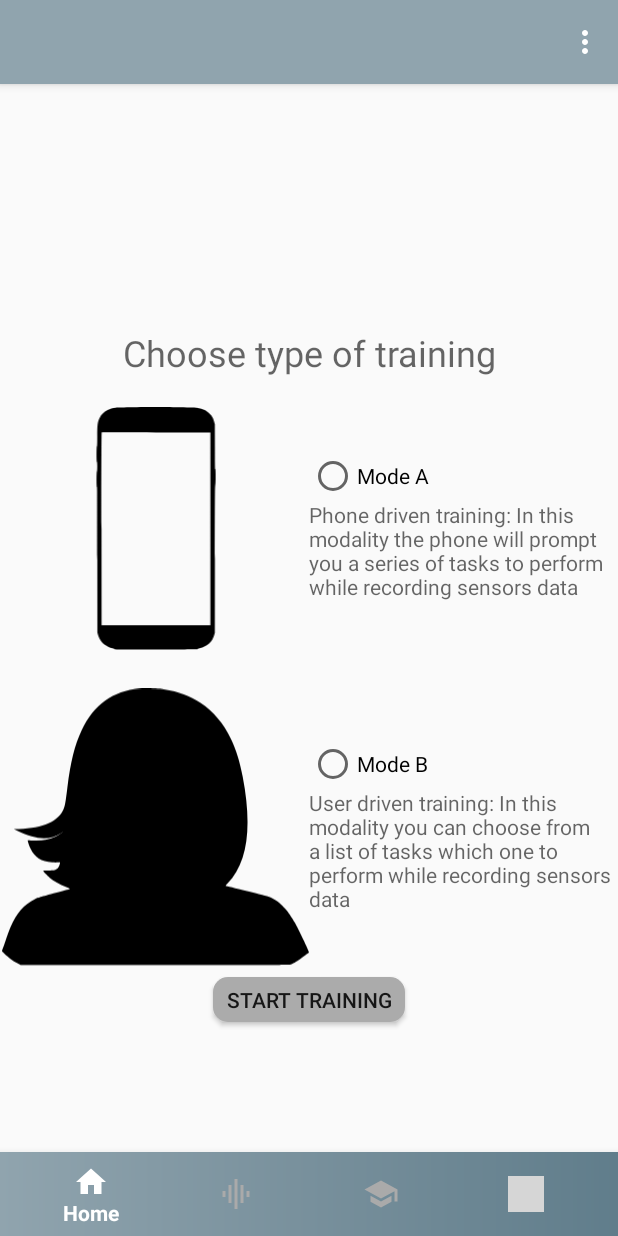
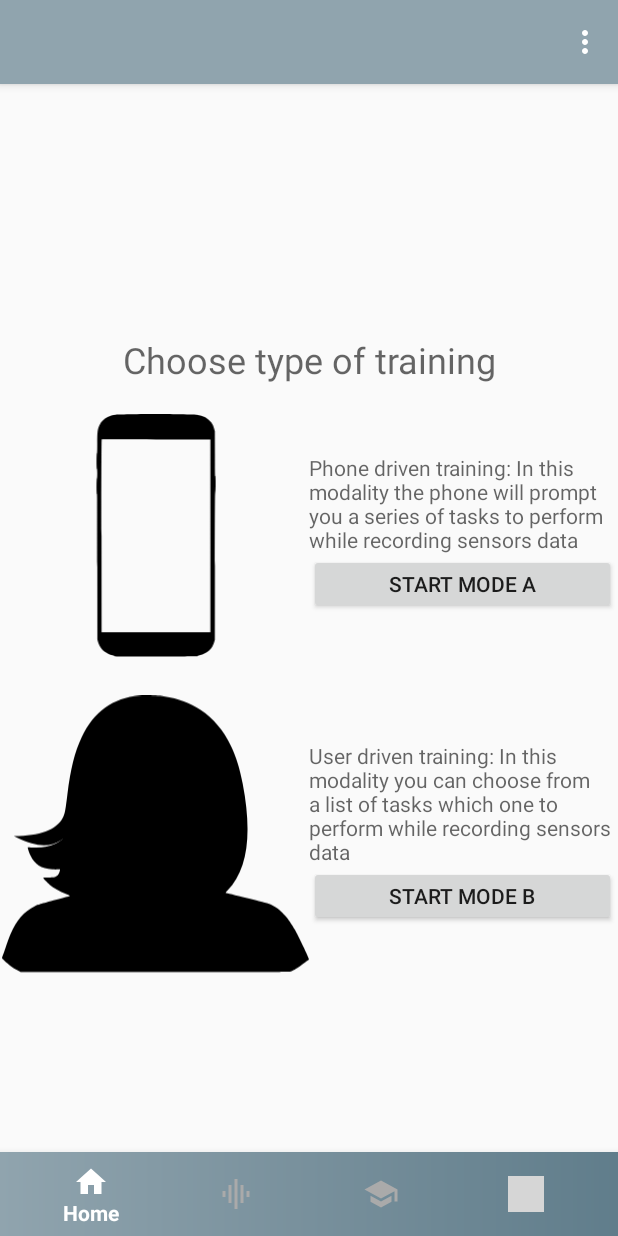
Before and after one commit to iitcybersecurity/ActivityRecognition, an Android app: the fragment TrainingFragment placed in its activity, on a phone screen of 412 x 824 dp. Run offline under Robolectric (Android 15) with nearby library versions, the phone set to English and light mode, and no system bars; libraries missing offline, so code that uses them is left out: com.facebook.login; 2 statements that could not run were skipped; grey boxes are pictures that could not be loaded.

Commit message:
- Refactor: removed radio buttons and added normal buttons.

```diff
--- a/GatheringApp/app/src/main/res/layout/fragment_training.xml
+++ b/GatheringApp/app/src/main/res/layout/fragment_training.xml
@@ -20,7 +20,6 @@
                 android:text="@string/training_choice"
                 android:textAppearance="@android:style/TextAppearance.Material.Display1"
                 android:textSize="24sp"
-                android:paddingTop="20dp"
                 android:textAlignment="center"/>
         <LinearLayout
                 android:orientation="horizontal"
@@ -39,17 +38,6 @@
                     android:layout_height="match_parent"
                     android:gravity="center"
                     android:layout_weight="1">
-                <RadioGroup
-                        android:id="@+id/traniningA_button_wrapper"
-                        android:layout_width="match_parent"
-                        android:layout_height="wrap_content">
-
-                    <RadioButton
-                            android:layout_width="match_parent"
-                            android:layout_height="wrap_content"
-                            android:id="@+id/trainingA_button"
-                            android:text="@string/phone_driven_training_button"/>
-                </RadioGroup>
                 <TextView
                         android:text="@string/phone_driven_training_description"
                         android:layout_width="match_parent"
@@ -57,6 +45,12 @@
                         android:id="@+id/textView4"
                         android:textAppearance="@android:style/TextAppearance.Material.Display1"
                         android:textSize="14sp"/>
+                <Button
+                        android:text="@string/start_trainingA"
+                        android:layout_width="match_parent"
+                        android:elevation="8dp"
+                        android:layout_height="40dp"
+                        android:id="@+id/start_trainingA"/>
             </LinearLayout>
         </LinearLayout>
         <LinearLayout
@@ -76,32 +70,20 @@
                     android:layout_height="match_parent"
                     android:layout_weight="1"
                     android:gravity="center">
-                <RadioGroup
-                        android:id="@+id/traniningB_button_wrapper"
-                        android:layout_width="match_parent"
-                        android:layout_height="wrap_content">
-
-                    <RadioButton
-                            android:layout_width="match_parent"
-                            android:layout_height="wrap_content"
-                            android:id="@+id/trainingB_button"
-                            android:text="@string/user_driven_training_button"/>
-                </RadioGroup>
                 <TextView
                         android:text="@string/user_driven_training_description"
                         android:layout_width="match_parent"
                         android:layout_height="wrap_content" android:id="@+id/textView5"
                         android:textAppearance="@android:style/TextAppearance.Material.Display1"
                         android:textSize="14sp"/>
+                <Button
+                        android:text="@string/start_trainingB"
+                        android:layout_width="match_parent"
+                        android:elevation="8dp"
+                        android:layout_height="40dp"
+                        android:id="@+id/start_trainingB"/>
             </LinearLayout>
         </LinearLayout>
-        <Button
-                android:text="@string/start_training"
-                android:layout_width="128dp"
-                android:background="@drawable/rounded_button"
-                android:elevation="8dp"
-                android:layout_height="30dp"
-                android:id="@+id/start_training"/>
     </LinearLayout>
 
 </FrameLayout>
--- a/GatheringApp/app/src/main/res/values/strings.xml
+++ b/GatheringApp/app/src/main/res/values/strings.xml
@@ -53,7 +53,8 @@
     <string name="phone_driven_training_description">Phone driven training: In this modality the phone will prompt you a series of tasks to perform while recording sensors data </string>
     <string name="user_driven_training_button">Mode B</string>
     <string name="user_driven_training_description">User driven training: In this modality you can choose from a list of tasks which one to perform while recording sensors data</string>
-    <string name="start_training">Start Training</string>
+    <string name="start_trainingA">Start Mode A</string>
+    <string name="start_trainingB">Start Mode B</string>
 
     <!-- Strings related to Settings -->
 
```
Also changed, not shown: GatheringApp/app/src/main/java/iit/cnr/it/gatheringapp/fragments/TrainingFragment.java (+7 -0 lines).
